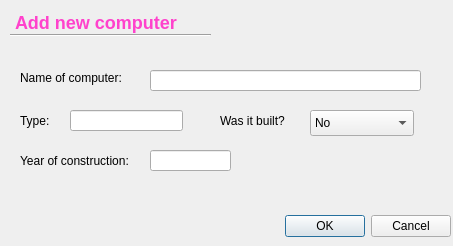
Above: addcomputer.ui from Hopur-50/Verkefni3 before the change. Below: the same form after it.
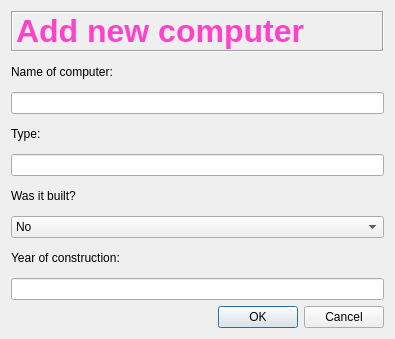
That is the form after the change.

Patch:
```diff
--- a/addcomputer.ui
+++ b/addcomputer.ui
@@ -6,151 +6,59 @@
    <rect>
     <x>0</x>
     <y>0</y>
-    <width>453</width>
-    <height>246</height>
+    <width>395</width>
+    <height>339</height>
    </rect>
   </property>
   <property name="windowTitle">
    <string>Dialog</string>
   </property>
-  <widget class="QDialogButtonBox" name="buttonBox">
-   <property name="geometry">
-    <rect>
-     <x>110</x>
-     <y>210</y>
-     <width>341</width>
-     <height>32</height>
-    </rect>
-   </property>
-   <property name="orientation">
-    <enum>Qt::Horizontal</enum>
-   </property>
-   <property name="standardButtons">
-    <set>QDialogButtonBox::Cancel|QDialogButtonBox::Ok</set>
-   </property>
-  </widget>
-  <widget class="QLabel" name="label_5">
-   <property name="geometry">
-    <rect>
-     <x>20</x>
-     <y>150</y>
-     <width>131</width>
-     <height>21</height>
-    </rect>
-   </property>
-   <property name="text">
-    <string>Year of construction: </string>
-   </property>
-  </widget>
-  <widget class="QLineEdit" name="lineEdit_3">
-   <property name="enabled">
-    <bool>true</bool>
-   </property>
-   <property name="geometry">
-    <rect>
-     <x>150</x>
-     <y>150</y>
-     <width>81</width>
-     <height>21</height>
-    </rect>
-   </property>
-   <property name="inputMethodHints">
-    <set>Qt::ImhDigitsOnly|Qt::ImhPreferNumbers</set>
-   </property>
-   <property name="dragEnabled">
-    <bool>false</bool>
-   </property>
-  </widget>
+  <layout class="QVBoxLayout" name="verticalLayout">
+   <item>
   <widget class="QLabel" name="label_4">
-   <property name="geometry">
-    <rect>
-     <x>10</x>
-     <y>10</y>
-     <width>201</width>
-     <height>51</height>
-    </rect>
-   </property>
    <property name="frameShape">
-    <enum>QFrame::HLine</enum>
+      <enum>QFrame::Box</enum>
    </property>
    <property name="frameShadow">
     <enum>QFrame::Sunken</enum>
    </property>
    <property name="text">
-    <string>&lt;html&gt;&lt;head/&gt;&lt;body&gt;&lt;p&gt;&lt;span style=&quot; font-size:x-large; font-weight:600; color:#ff42cc;&quot;&gt;Add new computer&lt;/span&gt;&lt;/p&gt;&lt;p&gt;&lt;br/&gt;&lt;/p&gt;&lt;/body&gt;&lt;/html&gt;</string>
+      <string>&lt;html&gt;&lt;head/&gt;&lt;body&gt;&lt;p&gt;&lt;span style=&quot; font-size:24pt; font-weight:600; color:#ff42cc;&quot;&gt;Add new computer&lt;/span&gt;&lt;/p&gt;&lt;/body&gt;&lt;/html&gt;</string>
    </property>
    <property name="textFormat">
     <enum>Qt::RichText</enum>
    </property>
   </widget>
-  <widget class="QLabel" name="label_3">
-   <property name="geometry">
-    <rect>
-     <x>220</x>
-     <y>110</y>
-     <width>91</width>
-     <height>21</height>
-    </rect>
-   </property>
-   <property name="text">
-    <string>Was it built?</string>
-   </property>
-  </widget>
-  <widget class="QLineEdit" name="lineEdit">
-   <property name="geometry">
-    <rect>
-     <x>150</x>
-     <y>70</y>
-     <width>271</width>
-     <height>21</height>
-    </rect>
-   </property>
-  </widget>
+   </item>
+   <item>
   <widget class="QLabel" name="label">
-   <property name="geometry">
-    <rect>
-     <x>20</x>
-     <y>70</y>
-     <width>131</width>
-     <height>16</height>
-    </rect>
-   </property>
    <property name="text">
     <string>Name of computer:</string>
    </property>
   </widget>
+   </item>
+   <item>
+    <widget class="QLineEdit" name="lineEdit"/>
+   </item>
+   <item>
   <widget class="QLabel" name="label_2">
-   <property name="geometry">
-    <rect>
-     <x>20</x>
-     <y>110</y>
-     <width>59</width>
-     <height>21</height>
-    </rect>
-   </property>
    <property name="text">
     <string>Type:</string>
    </property>
   </widget>
-  <widget class="QLineEdit" name="lineEdit_4">
-   <property name="geometry">
-    <rect>
-     <x>70</x>
-     <y>110</y>
-     <width>113</width>
-     <height>21</height>
-    </rect>
-   </property>
-  </widget>
+   </item>
+   <item>
+    <widget class="QLineEdit" name="lineEdit_4"/>
+   </item>
+   <item>
+    <widget class="QLabel" name="label_3">
+     <property name="text">
+      <string>Was it built?</string>
+     </property>
+    </widget>
+   </item>
+   <item>
   <widget class="QComboBox" name="comboBox">
-   <property name="geometry">
-    <rect>
-     <x>310</x>
-     <y>110</y>
-     <width>104</width>
-     <height>26</height>
-    </rect>
-   </property>
    <item>
     <property name="text">
      <string>No</string>
@@ -162,6 +70,38 @@
     </property>
    </item>
   </widget>
+   </item>
+   <item>
+    <widget class="QLabel" name="label_5">
+     <property name="text">
+      <string>Year of construction: </string>
+     </property>
+    </widget>
+   </item>
+   <item>
+    <widget class="QLineEdit" name="lineEdit_3">
+     <property name="enabled">
+      <bool>true</bool>
+     </property>
+     <property name="inputMethodHints">
+      <set>Qt::ImhDigitsOnly|Qt::ImhPreferNumbers</set>
+     </property>
+     <property name="dragEnabled">
+      <bool>false</bool>
+     </property>
+    </widget>
+   </item>
+   <item>
+    <widget class="QDialogButtonBox" name="buttonBox">
+     <property name="orientation">
+      <enum>Qt::Horizontal</enum>
+     </property>
+     <property name="standardButtons">
+      <set>QDialogButtonBox::Cancel|QDialogButtonBox::Ok</set>
+     </property>
+    </widget>
+   </item>
+  </layout>
  </widget>
  <resources/>
  <connections>
```
Lines whose indentation alone changed are shown as unchanged.
